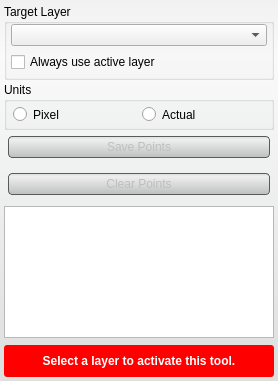
The window that src/Interface/ToolInterface/PointsSelectToolInterface.ui (SCIInstitute/Seg3D) describes before a commit, drawn with Qt 5.
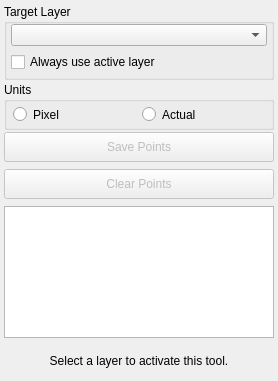
The same window after the commit. Custom widgets are drawn as their Qt base class.

```diff
--- a/src/Interface/ToolInterface/PointsSelectToolInterface.ui
+++ b/src/Interface/ToolInterface/PointsSelectToolInterface.ui
@@ -31,33 +31,6 @@
   <property name="windowTitle">
    <string>Points Select Tool</string>
   </property>
-  <property name="styleSheet">
-   <string notr="true">QWidget#PointsSelectToolInterface{
-  border-radius: 3px;
-  background-color: qlineargradient(spread:pad, x1:0.5, y1:0, x2:0.5, y2:0.960227, stop:0 rgba(241, 241, 241, 255), stop:0.155779 rgba(250, 250, 250, 255), stop:1 rgba(222, 224, 224, 255));       
-}
-
-QPushButton{
-  background-color: qlineargradient(spread:pad, x1:0.5, y1:0, x2:0.5, y2:0.960227, stop:0 rgba(221, 221, 221, 255), stop:0.155779 rgba(238, 238, 238, 255), stop:1 rgba(192, 194, 194, 255));
-  border-radius: 4px;
-  border: 1px solid rgb(90, 90, 90);
-  margin:4px;
-}
-
-QPushButton:hover{
-  background-color: qlineargradient(spread:pad, x1:0.5, y1:0, x2:0.5, y2:1, stop:0 rgba(195, 195, 195, 255), stop:0.253769 rgba(206, 206, 206, 255), stop:1 rgba(185, 185, 185, 255));
-  border-radius: 4px;
-  border: 1px solid rgb(90, 90, 90);
-  margin:4px;
-}
-
-QPushButton:pressed{
-  background-color: qlineargradient(spread:pad, x1:0.5, y1:0, x2:0.5, y2:1, stop:0 rgba(150, 150, 150, 255), stop:0.753769 rgba(206, 206, 206, 255), stop:1 rgba(185, 185, 185, 255));
-  border-radius: 4px;
-  border: 1px solid rgb(90, 90, 90);
-  margin:4px;
-}</string>
-  </property>
   <layout class="QVBoxLayout" name="verticalLayout">
    <property name="spacing">
     <number>2</number>
@@ -368,17 +341,6 @@
        <height>32</height>
       </size>
      </property>
-     <property name="styleSheet">
-      <string notr="true">QLabel#message_{
-  color: white;
-  font: bold;
-}
-
-QWidget#message_alert_{
-  border-radius: 3px;
-  background-color: red;
-}</string>
-     </property>
      <layout class="QHBoxLayout" name="horizontalLayout_4">
       <property name="spacing">
        <number>0</number>
```
